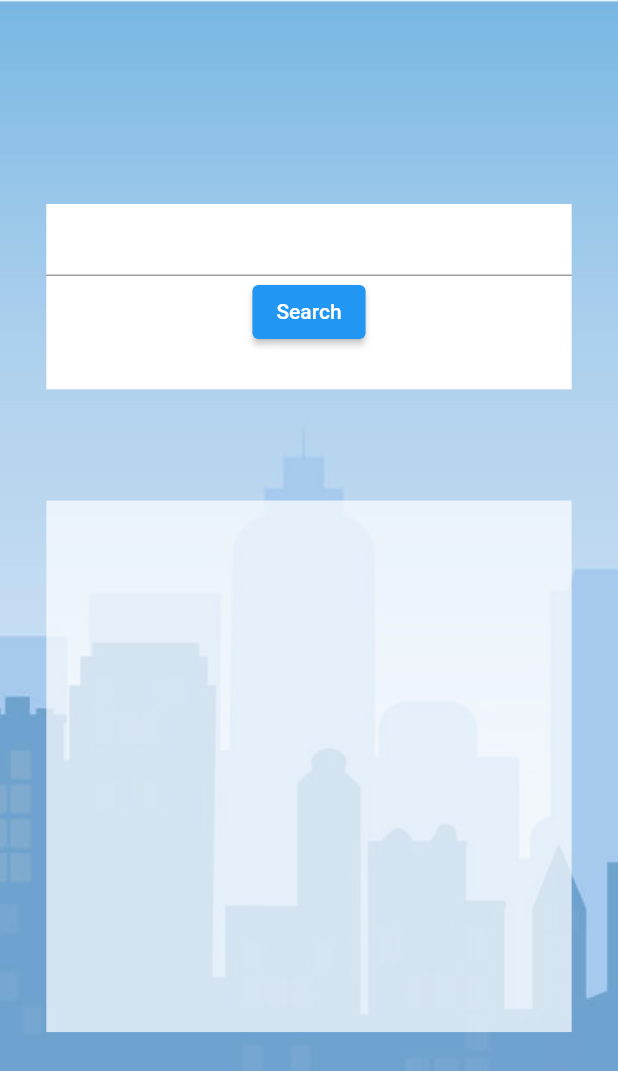
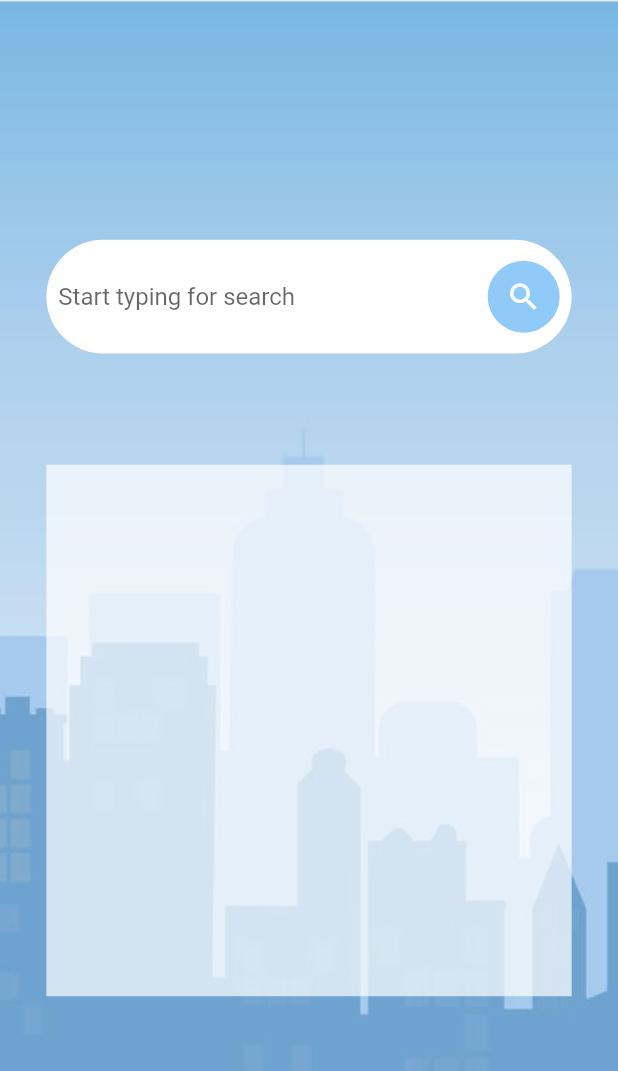
Before and after one commit to tihorskiialeks/weather_app, a Flutter app: the screen it shows after launch, on a phone screen of 412 x 824 dp. Shown: the top 1071 px of the screen. Run offline on Flutter 3.47's test engine with Material 2 defaults, Android fonts, the phone set to English and light mode, and no system bars.

Commit message:
user input updated

```diff
--- a/lib/screens/home_page.dart
+++ b/lib/screens/home_page.dart
@@ -34,16 +34,37 @@ class _HomePageState extends State<HomePage> {
             Container(
               decoration: BoxDecoration(
                 color: Colors.white,
+                borderRadius: BorderRadius.circular(40),
               ),
-              height: MediaQuery.of(context).size.height *
-                  0.15, // todo change to 9%
+              height: MediaQuery.of(context).size.height * 0.092,
               width: MediaQuery.of(context).size.width * 0.85,
-              child: Column(
+              child: Row(
+                mainAxisAlignment: MainAxisAlignment.spaceBetween,
                 children: [
-                  TextField(
-                    controller: _cityTextController,
+                  Padding(
+                    padding: const EdgeInsets.only(left: 8.0),
+                    child: SizedBox(
+                      width: MediaQuery.of(context).size.width * 0.65,
+                      child: TextField(
+                          controller: _cityTextController,
+                          decoration: const InputDecoration(
+                            hintText: 'Start typing for search',
+                            border: InputBorder.none,
+
+                          )),
+                    ),
                   ),
-                  ElevatedButton(onPressed: _search, child: Text('Search'))
+                  Container(
+                      margin: EdgeInsets.only(right: 8),
+                      decoration: BoxDecoration(
+                        color: const Color(0xff90CAF9),
+                        borderRadius: BorderRadius.circular(40),
+                      ),
+                      child: IconButton(
+                        onPressed: _search,
+                        icon: Icon(Icons.search),
+                        color: Colors.white,
+                      ))
                 ],
               ),
             ),
@@ -68,8 +89,7 @@ class _HomePageState extends State<HomePage> {
                               width: MediaQuery.of(context).size.width * 0.26,
                               height: MediaQuery.of(context).size.height * 0.15,
                               child: Image.network(_response!.iconUrl),
-                              decoration: BoxDecoration(color:
-                              Colors.white),
+                              decoration: BoxDecoration(color: Colors.white),
                             ),
                             Column(
                               children: [
```
